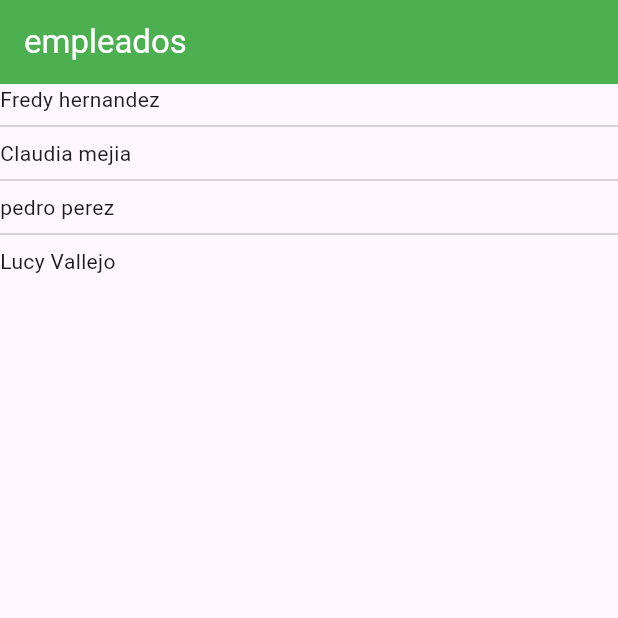
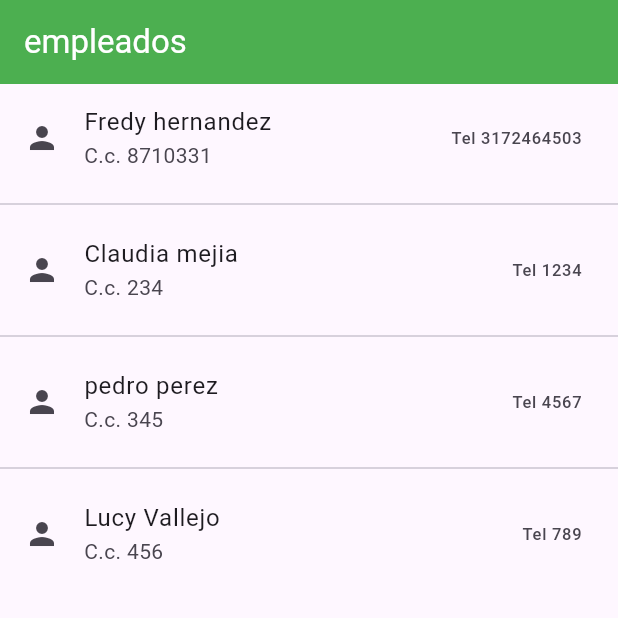
Before and after one commit to islenacaldas/creando-list-map, a Flutter app: the screen it shows after launch, on a phone screen of 412 x 824 dp, the top half of it. Run offline on Flutter 3.47's test engine with Material 3 defaults, Android fonts, the phone set to English and light mode, and no system bars.

Commit message:
se realizo el cambi o del colum por un ListView, donde se coloco el nombre, numero de cedula a lado derecho, luego se uso un trailing: para obtener telefono a ldo derecho y un icon o de persona al lado derecho con el atributo leading, todo esta dividido por un atributo llamado return Divider() en el separator builder

```diff
--- a/lib/principal.dart
+++ b/lib/principal.dart
@@ -32,8 +32,13 @@ class Principal extends StatelessWidget {
             return Divider();
           },
           itemBuilder: (BuildContext context, int index) {
-            return Text(
-              empleados[index]["nombre"] + " " + empleados[index]["apellido"],
+            return ListTile(
+              title: Text(
+                empleados[index]["nombre"] + " " + empleados[index]["apellido"],
+              ),
+              subtitle: Text("C.c. " + empleados[index]["ide"]),
+              trailing: Text("Tel " + empleados[index]["telefono"]),
+              leading: Icon(Icons.person),
             );
           },
         ),
```
